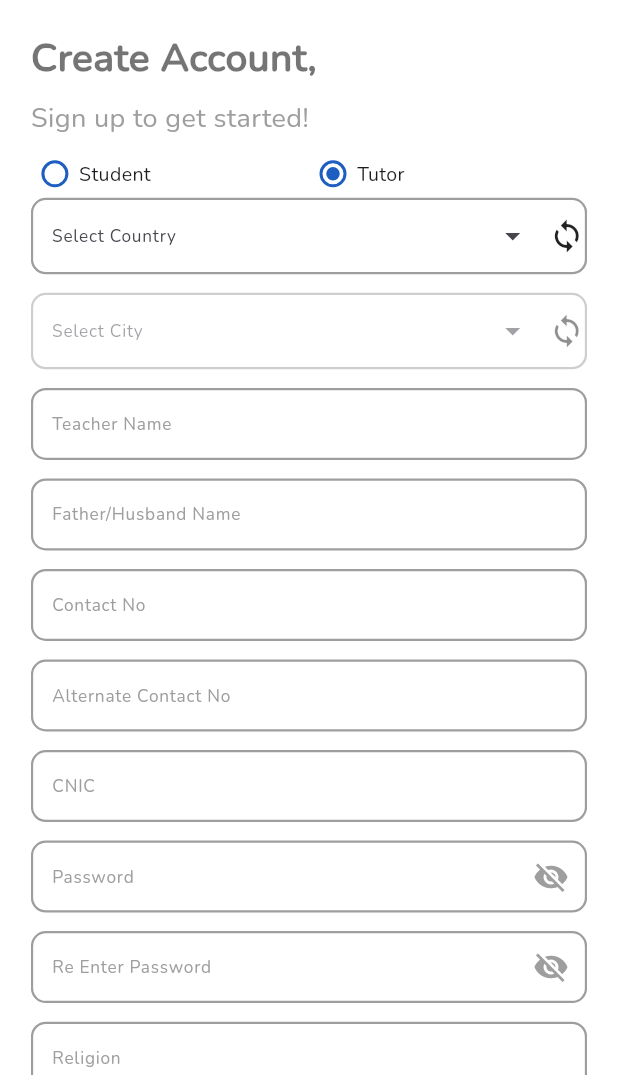
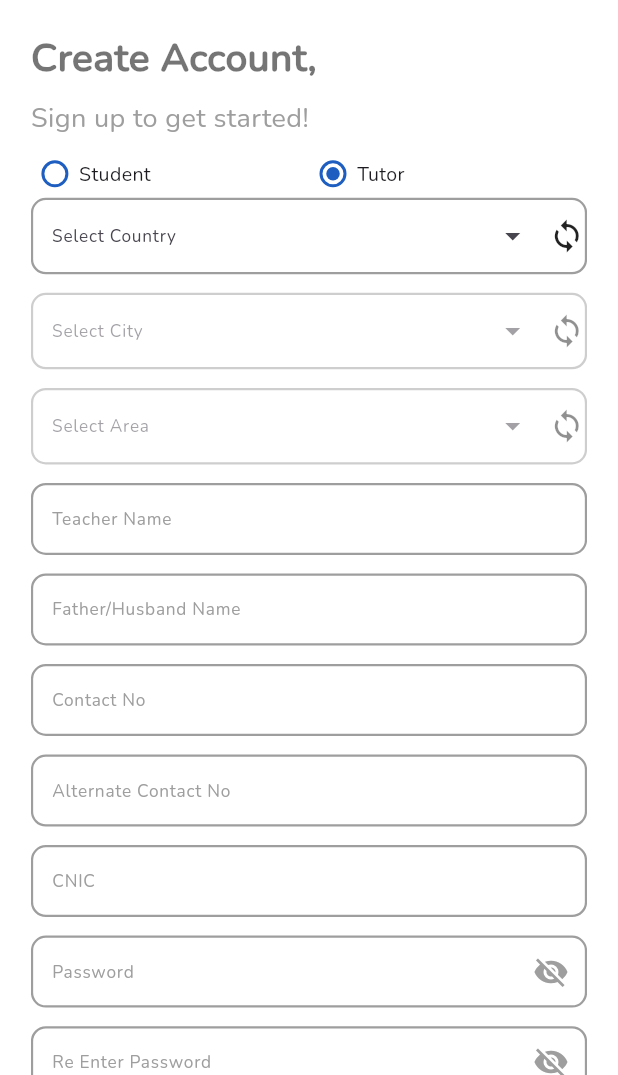
Before and after one commit to shayansaeed123/fahad_tutor, a Flutter app: the Rigister screen opened directly, on a phone screen of 412 x 824 dp, the part 161-1236 px from its top. Run offline on Flutter 3.47's test engine with Material 3 defaults, Android fonts, the phone set to English and light mode, and no system bars; drawn by our look-alikes of dropdown_search; our stand-ins replace cached_network_image, connectivity_plus, convex_bottom_bar, device_preview, dotted_border, firebase_auth and 14 more; accounts and stored records are empty; network calls fail.

Commit message:
updated
updated

```diff
--- a/lib/repo/tutor_repo.dart
+++ b/lib/repo/tutor_repo.dart
@@ -239,6 +239,9 @@ class TutorRepository {
 
     final ValueNotifier<String> _msg = ValueNotifier<String>('');
   ValueNotifier<String> get msg => _msg;
+
+  final ValueNotifier<String> _term_condition_heading = ValueNotifier<String>('');
+  ValueNotifier<String> get term_condition_heading => _term_condition_heading;
 
   final ValueNotifier<int> _succes = ValueNotifier<int>(0);
   ValueNotifier<int> get succes => _succes;
@@ -542,6 +545,7 @@ class TutorRepository {
         _bank_details.value = jsonResponse['bank_details'];
         _is_term_accepted.value = jsonResponse['is_term_accepted'];
         _payment_recipt.value = jsonResponse['payment_recipt'];
+        _term_condition_heading.value = jsonResponse["term_condition_heading"];
         _is_term_accepted_online_option.value = jsonResponse['term_condition_online_option'];
         _is_term_accepted_online.value = jsonResponse['term_condition_online'];
         _traning_video.value = jsonResponse['traning_video'];
--- a/lib/views/login/register.dart
+++ b/lib/views/login/register.dart
@@ -1012,6 +1012,93 @@ void updateTutorPlacement() {
                                 //   ),
                                 // ),
                                 reusablaSizaBox(context, .015),
+                                AbsorbPointer(
+                                  absorbing: !isAreaDropdownEnabled,
+                                  child: Opacity(
+                                    opacity: isAreaDropdownEnabled ? 1.0 : 0.5,
+                                    child: Container(
+                                      padding: EdgeInsets.only(
+                                          left: MediaQuery.of(context).size.width *
+                                              .01),
+                                      width: MediaQuery.of(context).size.width,
+                                      // height:
+                                      //     MediaQuery.of(context).size.height * .055,
+                                      decoration: BoxDecoration(
+                                        border: Border.all(
+                                            color: Colors.grey,
+                                            width: 1.5), // Border color
+                                        borderRadius: BorderRadius.circular(
+                                            10.0), // Border radius
+                                      ),
+
+                                      child:
+                                      Row(
+                                        children: [
+                                          Expanded(child: DropdownSearch<dynamic>(
+                                        popupProps: PopupPropsMultiSelection.dialog(
+                                          fit: FlexFit.loose,
+                                          showSearchBox: true,
+                                          dialogProps: DialogProps(
+                                            backgroundColor:
+                                                colorController.whiteColor,
+                                            elevation: 10,
+                                          ),
+                                          searchFieldProps: TextFieldProps(
+                                            decoration: InputDecoration(
+                                              hintText: 'Search Area',
+                                              fillColor: colorController.whiteColor,
+                                              contentPadding: EdgeInsets.symmetric(
+                                            horizontal: 16, vertical: 0.0),
+                                              border: OutlineInputBorder(
+                                                borderRadius:
+                                                    BorderRadius.circular(11),
+                                              ),
+                                            ),
+                                          ),
+                                        ),
+                                        dropdownDecoratorProps:
+                                            DropDownDecoratorProps(
+                                          dropdownSearchDecoration: InputDecoration(
+                                            hintText: 'Select Area',
+                                            hintStyle: TextStyle(fontSize: 11.5),
+                                            border: InputBorder.none,
+                                            contentPadding: EdgeInsets.only(left: MediaQuery.sizeOf(context).width * 0.02,right: MediaQuery.sizeOf(context).width * 0.02,top: MediaQuery.sizeOf(context).height * 0.013),
+                                            // contentPadding: EdgeInsets.symmetric(
+                                            //     horizontal: 16, vertical: 8),
+                                          ),
+                                        ),
+                                        items: areaList,
+                                        itemAsString: (dynamic area) =>
+                                            area['area_name'].toString(),
+                                        onChanged: isAreaDropdownEnabled
+                                            ? (dynamic newValue) {
+                                                setState(() {
+                                                  areaLists = newValue;
+                                                  areaId =
+                                                      newValue['id'].toString();
+                                                });
+                                                print(
+                                                    'Selected Area ID: ${newValue['id']}');
+                                                print(
+                                                    'Selected Area Name: ${newValue['area_name']}');
+                                              }
+                                            : null,
+                                        selectedItem: areaLists,
+                                         ),),
+                                          InkWell(
+            onTap: (){
+              setState(() {
+                selectArea();
+              });
+            },
+            child: Icon(Icons.sync, )),
+                                        ],
+                                      )
+
+                                    ),
+                                  ),
+                                ),
+                                reusablaSizaBox(context, .015),
                                 reusableTextField(
                                   context,
                                   reusabletextfieldcontroller.teacherCon,
@@ -1184,93 +1271,7 @@ void updateTutorPlacement() {
                                           });
                                 }, Icon(Icons.calendar_month_outlined)),
                                 reusablaSizaBox(context, .015),
-                                AbsorbPointer(
-                                  absorbing: !isAreaDropdownEnabled,
-                                  child: Opacity(
-                                    opacity: isAreaDropdownEnabled ? 1.0 : 0.5,
-                                    child: Container(
-                                      padding: EdgeInsets.only(
-                                          left: MediaQuery.of(context).size.width *
-                                              .01),
-                                      width: MediaQuery.of(context).size.width,
-                                      // height:
-                                      //     MediaQuery.of(context).size.height * .055,
-                                      decoration: BoxDecoration(
-                                        border: Border.all(
-                                            color: Colors.grey,
-                                            width: 1.5), // Border color
-                                        borderRadius: BorderRadius.circular(
-                                            10.0), // Border radius
-                                      ),
-
-                                      child:
-                                      Row(
-                                        children: [
-                                          Expanded(child: DropdownSearch<dynamic>(
-                                        popupProps: PopupPropsMultiSelection.dialog(
-                                          fit: FlexFit.loose,
-                                          showSearchBox: true,
-                                          dialogProps: DialogProps(
-                                            backgroundColor:
-                                                colorController.whiteColor,
-                                            elevation: 10,
-                                          ),
-                                          searchFieldProps: TextFieldProps(
-                                            decoration: InputDecoration(
-                                              hintText: 'Search Area',
-                                              fillColor: colorController.whiteColor,
-                                              contentPadding: EdgeInsets.symmetric(
-                                            horizontal: 16, vertical: 0.0),
-                                              border: OutlineInputBorder(
-                                                borderRadius:
-                                                    BorderRadius.circular(11),
-                                              ),
-                                            ),
-                                          ),
-                                        ),
-                                        dropdownDecoratorProps:
-                                            DropDownDecoratorProps(
-                                          dropdownSearchDecoration: InputDecoration(
-                                            hintText: 'Select Area',
-                                            hintStyle: TextStyle(fontSize: 11.5),
-                                            border: InputBorder.none,
-                                            contentPadding: EdgeInsets.only(left: MediaQuery.sizeOf(context).width * 0.02,right: MediaQuery.sizeOf(context).width * 0.02,top: MediaQuery.sizeOf(context).height * 0.013),
-                                            // contentPadding: EdgeInsets.symmetric(
-                                            //     horizontal: 16, vertical: 8),
-                                          ),
-                                        ),
-                                        items: areaList,
-                                        itemAsString: (dynamic area) =>
-                                            area['area_name'].toString(),
-                                        onChanged: isAreaDropdownEnabled
-                                            ? (dynamic newValue) {
-                                                setState(() {
-                                                  areaLists = newValue;
-                                                  areaId =
-                                                      newValue['id'].toString();
-                                                });
-                                                print(
-                                                    'Selected Area ID: ${newValue['id']}');
-                                                print(
-                                                    'Selected Area Name: ${newValue['area_name']}');
-                                              }
-                                            : null,
-                                        selectedItem: areaLists,
-                                         ),),
-                                          InkWell(
-            onTap: (){
-              setState(() {
-                selectArea();
-              });
-            },
-            child: Icon(Icons.sync, )),
-                                        ],
-                                      )
-
-                                    ),
-                                  ),
-                                ),
-                                reusablaSizaBox(context, .015),
+
                                 reusableTextField(
                                   context,
                                   reusabletextfieldcontroller.addressCon,
@@ -1386,7 +1387,23 @@ void updateTutorPlacement() {
                                   ],
                                 ),
                                 buildCheckboxWithTitle(
-                                    "At Tutor's Place", checkbox3, (){},),
+                                    "At Tutor's Place", checkbox3, (){
+                                      setState(() {});
+                                      reusableMessagedialog(context, "Placment", "We offer in-person tuitions in Karachi, Lahore, Islamabad, and Rawalpindi.", "Confirm", "Cancel", (){
+                      setState(() {});
+                      checkbox3 = true;
+                      updateTutorPlacement();
+                      print(selectedPlacements);
+                      Navigator.pop(context);
+                     }, (){
+                     setState(() {});
+                  checkbox3 = false;
+                  updateTutorPlacement();
+                  print(selectedPlacements);
+                  Navigator.pop(context);
+                  setState(() {});
+                  });
+                                    },),
 
       //           buildRadioWithTitle(
       //   "At Tutor's Place",
@@ -1700,9 +1717,10 @@ void updateTutorPlacement() {
                   isHomeWidgetVisible = false;
                 }
               } else if (title == "At Tutor's Place") {
-                checkbox3 = newValue ?? false;
-                updateTutorPlacement();
-                 print(selectedPlacements);
+                // checkbox3 = newValue ?? false;
+                // updateTutorPlacement();
+                //  print(selectedPlacements);
+                ontap();
               }
             });
           },
--- a/lib/views/profile/profile.dart
+++ b/lib/views/profile/profile.dart
@@ -275,9 +275,9 @@ void loginClear(){
                 if(repository.is_term_accepted.value == '8' || repository.is_term_accepted.value == '19'){
                   reusableAnimationdialog(context, 'Restrict', 'Before accepting terms and conditions, Fill all the steps sequentially');
                 }else{
-                  Navigator.push(context, MaterialPageRoute(builder: (context) => TermsAndConditions(imageUrl: MySharedPrefrence().get_term_condition_image_online(),btn: repository.is_term_accepted_online.value,title: 'Terms & Conditions (Online)',term: 'term_condition_online',),));
+                  Navigator.push(context, MaterialPageRoute(builder: (context) => TermsAndConditions(imageUrl: MySharedPrefrence().get_term_condition_image_online(),btn: repository.is_term_accepted_online.value,title: repository.term_condition_heading.value,term: 'term_condition_online',),));
                 }
-              },'assets/images/terms_and_conditions.png','Terms & Conditions (Online)',widget: Container(
+              },'assets/images/terms_and_conditions.png', repository.term_condition_heading.value,widget: Container(
                 width: MediaQuery.of(context).size.width * .24,
                 child: Row(
                   mainAxisAlignment: MainAxisAlignment.end,
```
Also changed, not shown: lib/views/profile/termsconditions.dart (+6 -1 lines).
